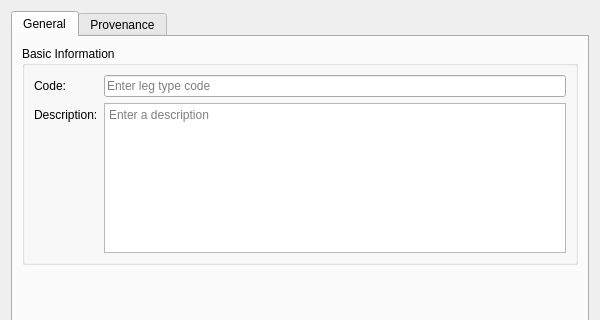
Before: the Qt Designer form projects/ores.qt/refdata/ui/LegTypeDetailDialog.ui in OreStudio/OreStudio, drawn with Qt 5; both pictures show x 0 to 600 and y 0 to 320 of the 600 by 500 pixel window.
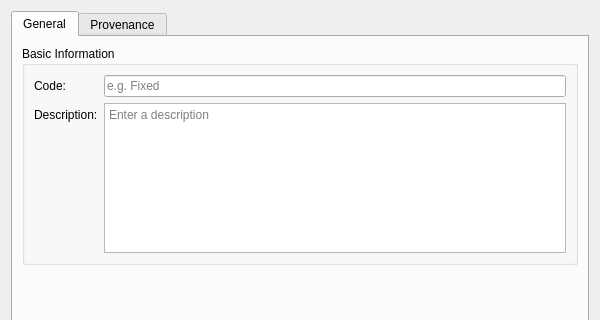
After: the same form once the commit is applied. Custom widgets are drawn as their Qt base class.

Commit message: [refdata,trading,qt,cli,sql] Migrate floating_index_type/leg_type to refdata + generic HistoryDialog

```diff
--- a/projects/ores.qt/refdata/ui/LegTypeDetailDialog.ui
+++ b/projects/ores.qt/refdata/ui/LegTypeDetailDialog.ui
@@ -48,7 +48,10 @@
           <item row="0" column="1">
            <widget class="QLineEdit" name="codeEdit">
             <property name="placeholderText">
-             <string>Enter leg type code</string>
+             <string>e.g. Fixed</string>
+            </property>
+            <property name="readOnly">
+             <bool>true</bool>
             </property>
            </widget>
           </item>
```
The commit also changes 162 other files.
